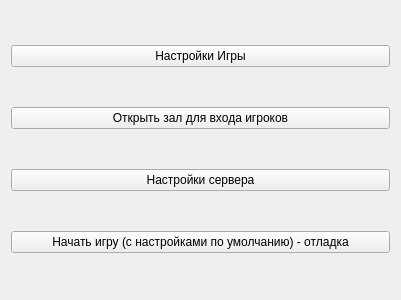
First picture: the form in Nayda/start_new_room.ui, repository Mar94oK/Nayda, before the edit.
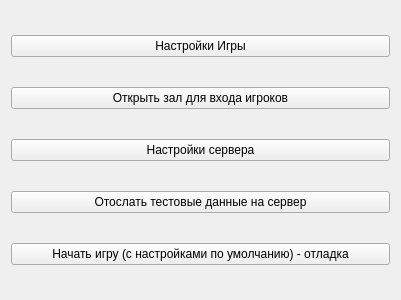
Second picture: the form after the edit.

Commit message: Add test-Data signal.

```diff
--- a/Nayda/start_new_room.ui
+++ b/Nayda/start_new_room.ui
@@ -14,10 +14,10 @@
    <string>Настройка зала</string>
   </property>
   <layout class="QGridLayout" name="gridLayout">
-   <item row="4" column="0">
-    <widget class="QPushButton" name="btn_DebugStart">
+   <item row="3" column="0">
+    <widget class="QPushButton" name="btn_ServerSettings">
      <property name="text">
-      <string>Начать игру (с настройками по умолчанию) - отладка</string>
+      <string>Настройки сервера</string>
      </property>
     </widget>
    </item>
@@ -35,10 +35,17 @@
      </property>
     </widget>
    </item>
-   <item row="3" column="0">
-    <widget class="QPushButton" name="btn_ServerSettings">
+   <item row="5" column="0">
+    <widget class="QPushButton" name="btn_DebugStart">
      <property name="text">
-      <string>Настройки сервера</string>
+      <string>Начать игру (с настройками по умолчанию) - отладка</string>
+     </property>
+    </widget>
+   </item>
+   <item row="4" column="0">
+    <widget class="QPushButton" name="btn_SendTestData">
+     <property name="text">
+      <string>Отослать тестовые данные на сервер</string>
      </property>
     </widget>
    </item>
```
The commit also changes 8 other files.
